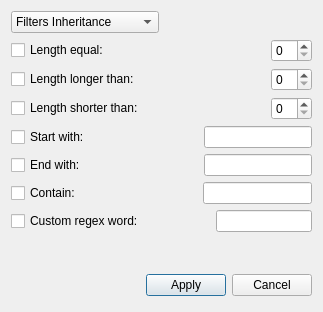
This is QtWidgetsApplication2/DialogButtonBottom.ui in karolrogozinski/Text_analyzer as Qt 5 draws it before an edit. The edited form follows.
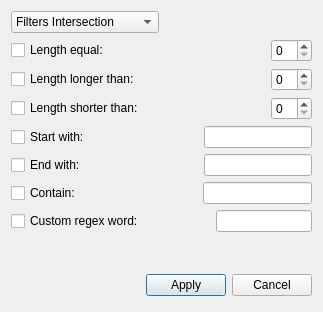
This is the edited form. Icons and pictures are not drawn.

Commit message: Implemented filter description

Patch:
```diff
--- a/QtWidgetsApplication2/DialogButtonBottom.ui
+++ b/QtWidgetsApplication2/DialogButtonBottom.ui
@@ -41,7 +41,7 @@
       <widget class="QComboBox" name="comboBox">
        <item>
         <property name="text">
-         <string>Filters Inheritance</string>
+         <string>Filters Intersection</string>
         </property>
        </item>
        <item>
```
The commit also changes 9 other files.
